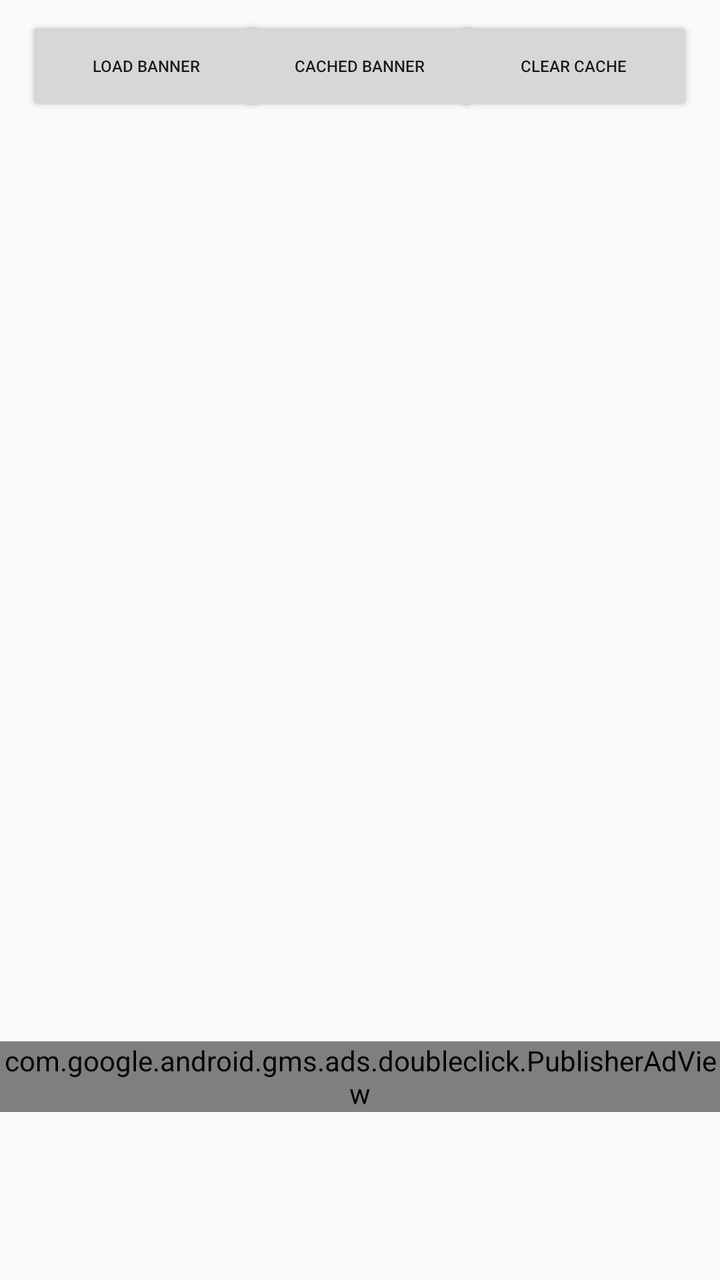
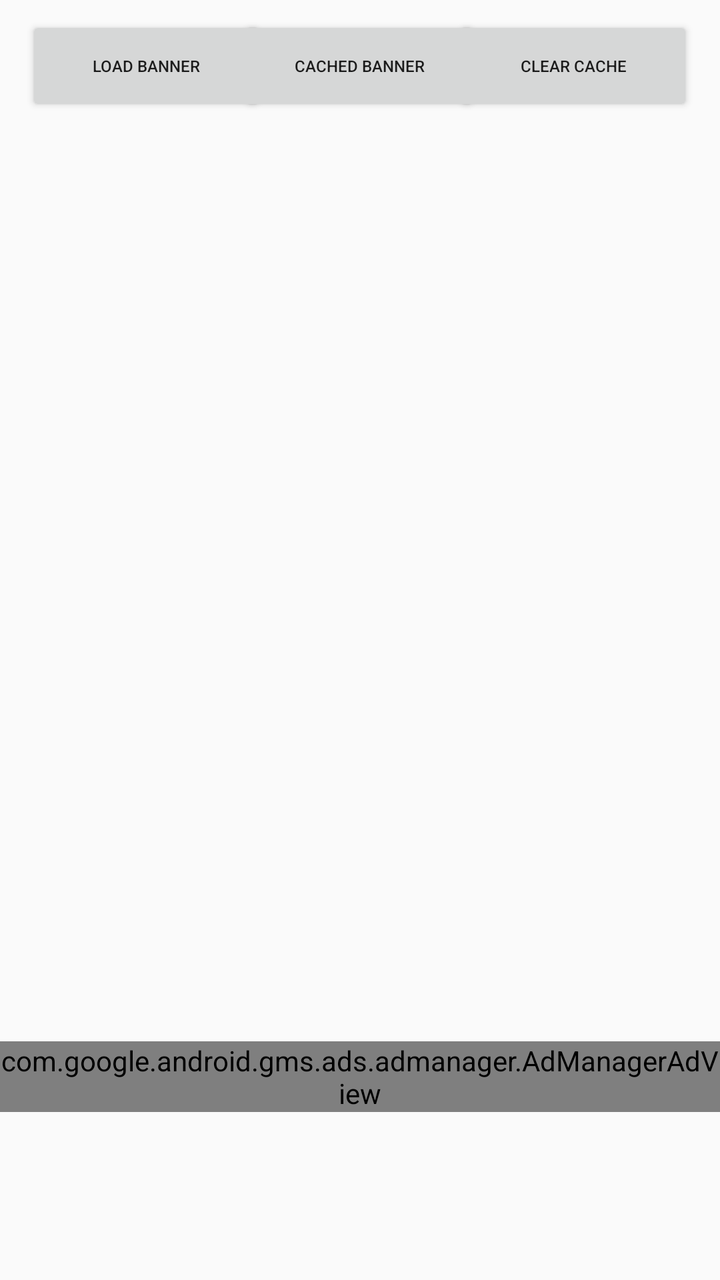

The first picture is an Android layout as it rendered before a commit; the second is the same layout after the commit. The layout source and the unified diff follow.
<!-- AndroidManifest.xml: application theme AppTheme -->
<!-- res/layout/fragment_gambanner.xml -->
<?xml version="1.0" encoding="utf-8"?>
<androidx.constraintlayout.widget.ConstraintLayout xmlns:android="http://schemas.android.com/apk/res/android"
    xmlns:app="http://schemas.android.com/apk/res-auto"
    xmlns:tools="http://schemas.android.com/tools"
    android:layout_width="match_parent"
    android:layout_height="match_parent"
    tools:context=".ui.GAMBanner.GAMBannerFragment">

    <com.google.android.gms.ads.doubleclick.PublisherAdView
        android:id="@+id/publisherAdView"
        android:layout_width="wrap_content"
        android:layout_height="wrap_content"
        android:layout_alignParentBottom="true"
        android:layout_centerHorizontal="true"
        android:layout_marginBottom="84dp"
        app:adSize="BANNER"
        app:adUnitId="/22081946781/android-sdk-demo/mobile-leaderboard"
        app:layout_constraintBottom_toBottomOf="parent"
        app:layout_constraintEnd_toEndOf="parent"
        app:layout_constraintHorizontal_bias="0.494"
        app:layout_constraintStart_toStartOf="parent"></com.google.android.gms.ads.doubleclick.PublisherAdView>

    <Button
        android:id="@+id/loadAdButton"
        android:layout_width="120dp"
        android:layout_height="50dp"
        android:layout_marginTop="8dp"
        android:text="Load Banner"
        android:textSize="8sp"
        app:layout_constraintEnd_toEndOf="parent"
        app:layout_constraintHorizontal_bias="0.054"
        app:layout_constraintStart_toStartOf="parent"
        app:layout_constraintTop_toTopOf="parent" />

    <Button
        android:id="@+id/loadAdButton2"
        android:layout_width="120dp"
        android:layout_height="50dp"
        android:layout_marginTop="8dp"
        android:text="Cached Banner"
        android:textSize="8sp"
        app:layout_constraintEnd_toEndOf="parent"
        app:layout_constraintHorizontal_bias="0.498"
        app:layout_constraintStart_toStartOf="parent"
        app:layout_constraintTop_toTopOf="parent" />

    <Button
        android:id="@+id/loadAdButton3"
        android:layout_width="120dp"
        android:layout_height="50dp"
        android:layout_marginTop="8dp"
        android:text="Clear Cache"
        android:textSize="8sp"
        app:layout_constraintEnd_toEndOf="parent"
        app:layout_constraintHorizontal_bias="0.945"
        app:layout_constraintStart_toStartOf="parent"
        app:layout_constraintTop_toTopOf="parent" />

    <TextView
        android:id="@+id/targetingDataView"
        android:layout_width="291dp"
        android:layout_height="346dp"
        android:layout_marginTop="100dp"
        app:layout_constraintEnd_toEndOf="parent"
        app:layout_constraintStart_toStartOf="parent"
        app:layout_constraintTop_toBottomOf="@+id/loadAdButton" />
</androidx.constraintlayout.widget.ConstraintLayout>
<!-- resources referenced by this layout -->
<resources>
  <style name="AppTheme" parent="Theme.AppCompat.Light.DarkActionBar">
          
          <item name="colorPrimary">@color/colorPrimary</item>
          <item name="colorPrimaryDark">@color/colorPrimaryDark</item>
          <item name="colorAccent">@color/colorAccent</item>
      </style>
  <color name="colorPrimary">#6200EE</color>
  <color name="colorPrimaryDark">#3700B3</color>
  <color name="colorAccent">#03DAC5</color>
</resources>

<!-- the commit's change to res/layout/fragment_gambanner.xml (unified diff, before → after) -->
@@ -6,7 +6,7 @@
     android:layout_height="match_parent"
     tools:context=".ui.GAMBanner.GAMBannerFragment">
 
-    <com.google.android.gms.ads.doubleclick.PublisherAdView
+    <com.google.android.gms.ads.admanager.AdManagerAdView
         android:id="@+id/publisherAdView"
         android:layout_width="wrap_content"
         android:layout_height="wrap_content"
@@ -18,7 +18,7 @@
         app:layout_constraintBottom_toBottomOf="parent"
         app:layout_constraintEnd_toEndOf="parent"
         app:layout_constraintHorizontal_bias="0.494"
-        app:layout_constraintStart_toStartOf="parent"></com.google.android.gms.ads.doubleclick.PublisherAdView>
+        app:layout_constraintStart_toStartOf="parent" />
 
     <Button
         android:id="@+id/loadAdButton"
@@ -64,4 +64,5 @@
         app:layout_constraintEnd_toEndOf="parent"
         app:layout_constraintStart_toStartOf="parent"
         app:layout_constraintTop_toBottomOf="@+id/loadAdButton" />
+
 </androidx.constraintlayout.widget.ConstraintLayout>
